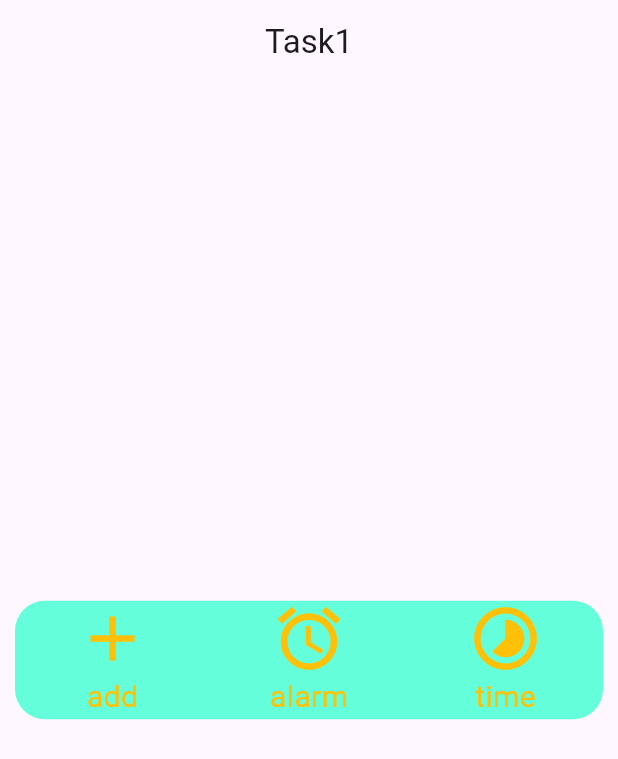
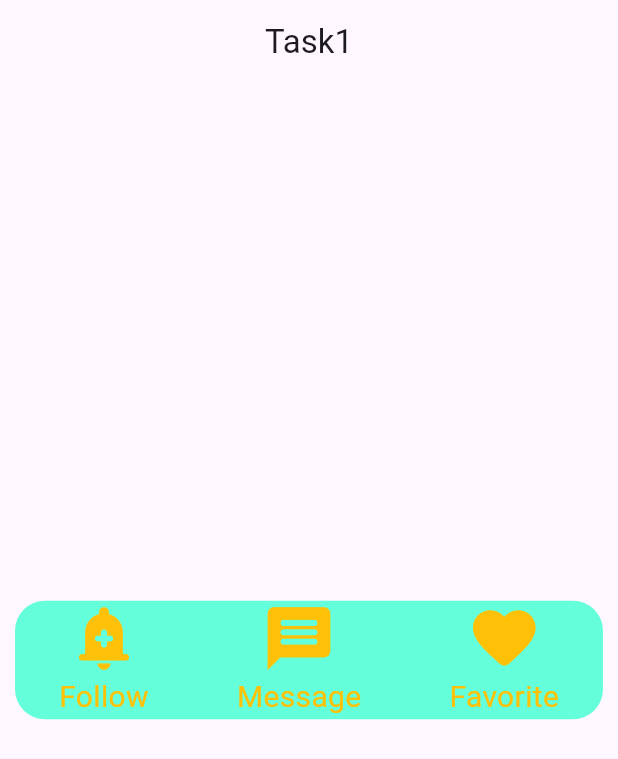
Before and after one commit to Faizan-glitch-os/smit_flutter_inHome_task1, a Flutter app: the screen it shows after launch, on a phone screen of 412 x 824 dp. Shown: the top 759 px of the screen. Run offline on Flutter 3.47's test engine with Material 3 defaults, Android fonts, the phone set to English and light mode, and no system bars.

Commit message:
Task1 completed successfuly

```diff
--- a/lib/main.dart
+++ b/lib/main.dart
@@ -2,14 +2,14 @@ import 'package:flutter/material.dart';
 
 void main() {
   runApp(
-    MaterialApp(
+    const MaterialApp(
       home: Task1(title: "Task1"),
     ),
   );
 }
 
 class Task1 extends StatelessWidget {
-  Task1({super.key, required this.title});
+  const Task1({super.key, required this.title});
 
   final String title;
 
@@ -17,13 +17,15 @@ class Task1 extends StatelessWidget {
   Widget build(BuildContext context) {
     return Scaffold(
       appBar: AppBar(
-        title: Center(child: Text(title)),
+        title: Center(
+          child: Text(title),
+        ),
       ),
       body: Column(
         mainAxisAlignment: MainAxisAlignment.center,
         children: [
           Container(
-            margin: EdgeInsets.all(10),
+            margin: const EdgeInsets.all(10),
             decoration: BoxDecoration(
               color: Colors.tealAccent,
               borderRadius: BorderRadius.circular(20),
@@ -34,12 +36,12 @@ class Task1 extends StatelessWidget {
                 Column(
                   children: [
                     Icon(
-                      Icons.add,
+                      Icons.add_alert_rounded,
                       size: 50,
                       color: Colors.amber,
                     ),
                     Text(
-                      "add",
+                      "Follow",
                       style: TextStyle(color: Colors.amber, fontSize: 20),
                     ),
                   ],
@@ -47,12 +49,12 @@ class Task1 extends StatelessWidget {
                 Column(
                   children: [
                     Icon(
-                      Icons.alarm,
+                      Icons.message_rounded,
                       size: 50,
                       color: Colors.amber,
                     ),
                     Text(
-                      "alarm",
+                      "Message",
                       style: TextStyle(color: Colors.amber, fontSize: 20),
                     ),
                   ],
@@ -60,12 +62,12 @@ class Task1 extends StatelessWidget {
                 Column(
                   children: [
                     Icon(
-                      Icons.timelapse,
+                      Icons.favorite_rounded,
                       size: 50,
                       color: Colors.amber,
                     ),
                     Text(
-                      "time",
+                      "Favorite",
                       style: TextStyle(color: Colors.amber, fontSize: 20),
                     ),
                   ],
```
